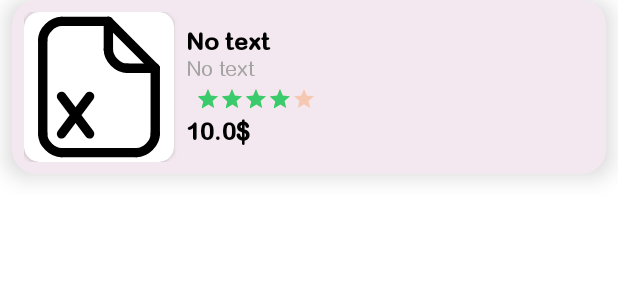
After one commit to Mingaleev-D/Store, an Android app: the layout top_product_item.xml on its own in the app's theme, with its tools: preview values and no code run, on a phone screen of 412 x 824 dp. The commit adds this screen. Shown: the top 300 px of the screen. Run offline under Robolectric (Android 15) with nearby library versions, the phone set to English and light mode, and no system bars.

Commit message:
верстка адаптера.добавления репозитория

```diff
--- a/app/build.gradle
+++ b/app/build.gradle
@@ -63,8 +63,14 @@ dependencies {
     def retrofitVersion = "2.9.0"
     implementation "com.squareup.retrofit2:retrofit:$retrofitVersion"
     implementation "com.squareup.retrofit2:converter-gson:$retrofitVersion"
+    implementation "com.squareup.retrofit2:adapter-rxjava:$retrofitVersion"
     // Glide
     def glideVersion = "4.13.0"
     implementation "com.github.bumptech.glide:glide:$glideVersion"
     kapt "com.github.bumptech.glide:compiler:$glideVersion"
+   // Swiperefreshlayout
+    implementation "androidx.swiperefreshlayout:swiperefreshlayout:1.1.0"
+    //RxJava
+    implementation 'io.reactivex.rxjava2:rxandroid:2.0.1'
+    implementation 'io.reactivex.rxjava2:rxjava:2.1.5'
 }
--- a/app/src/main/java/com/example/store/network/RetrofitInstance.kt
+++ b/app/src/main/java/com/example/store/network/RetrofitInstance.kt
@@ -2,6 +2,7 @@ package com.example.store.network
 
 import com.example.store.util.Constants
 import retrofit2.Retrofit
+import retrofit2.adapter.rxjava.RxJavaCallAdapterFactory
 import retrofit2.converter.gson.GsonConverterFactory
 import retrofit2.create
 
--- /dev/null
+++ b/app/src/main/res/layout/top_product_item.xml
@@ -0,0 +1,95 @@
+<?xml version="1.0" encoding="utf-8"?>
+<FrameLayout xmlns:android="http://schemas.android.com/apk/res/android"
+  xmlns:app="http://schemas.android.com/apk/res-auto"
+  android:layout_width="match_parent"
+  android:layout_height="wrap_content">
+
+   <androidx.cardview.widget.CardView
+     android:layout_width="match_parent"
+     android:layout_height="wrap_content"
+     android:layout_marginLeft="8dp"
+     android:layout_marginTop="0dp"
+     android:layout_marginRight="8dp"
+     android:layout_marginBottom="14dp"
+     app:cardBackgroundColor="@color/purple_100"
+     app:cardCornerRadius="16dp"
+     app:cardElevation="10dp"
+     app:contentPadding="8dp">
+
+      <LinearLayout
+        android:layout_width="match_parent"
+        android:layout_height="wrap_content"
+        android:gravity="center"
+        android:orientation="horizontal">
+
+         <androidx.cardview.widget.CardView
+           android:layout_width="100dp"
+           android:layout_height="100dp"
+           app:cardBackgroundColor="@color/white"
+           app:cardCornerRadius="10dp">
+
+            <androidx.appcompat.widget.AppCompatImageView
+              android:id="@+id/imgProduct"
+              android:layout_width="match_parent"
+              android:layout_height="match_parent"
+              android:scaleType="centerCrop"
+              android:src="@drawable/ic_error" />
+         </androidx.cardview.widget.CardView>
+
+         <LinearLayout
+           android:layout_width="0dp"
+           android:layout_height="wrap_content"
+           android:layout_margin="8dp"
+           android:layout_weight="1"
+           android:gravity="center"
+           android:orientation="vertical">
+
+            <com.google.android.material.textview.MaterialTextView
+              android:id="@+id/tv_products_name"
+              android:layout_width="match_parent"
+              android:layout_height="wrap_content"
+              android:ellipsize="end"
+              android:fontFamily="@font/arlrdbd"
+              android:maxLines="1"
+              android:text="@string/no_text"
+              android:textColor="@color/black"
+              android:textSize="16sp"
+              android:textStyle="bold" />
+
+            <com.google.android.material.textview.MaterialTextView
+              android:id="@+id/tv_product_category_name"
+              android:layout_width="match_parent"
+              android:layout_height="wrap_content"
+              android:fontFamily="@font/arial_rounded_mt_regular"
+              android:text="@string/no_text"
+              android:textColor="#a3a3a3"
+              android:textSize="14sp" />
+
+            <RatingBar
+              android:id="@+id/ratingBar"
+              style="@style/Widget.AppCompat.RatingBar.Small"
+              android:layout_width="wrap_content"
+              android:layout_height="match_parent"
+              android:layout_marginStart="-85dp"
+              android:layout_marginTop="4dp"
+              android:layout_marginBottom="4dp"
+              android:progressBackgroundTint="@color/orange"
+              android:rating="4" />
+
+            <com.google.android.material.textview.MaterialTextView
+              android:layout_width="match_parent"
+              android:layout_height="wrap_content"
+               android:id="@+id/tv_price"
+               android:textSize="16sp"
+               android:textStyle="bold"
+               android:textColor="@color/black"
+               android:fontFamily="@font/arlrdbd"
+               android:text="10.0$"/>
+
+         </LinearLayout>
+
+      </LinearLayout>
+
+   </androidx.cardview.widget.CardView>
+
+</FrameLayout>
--- a/app/src/main/res/values/colors.xml
+++ b/app/src/main/res/values/colors.xml
@@ -8,4 +8,5 @@
    <color name="teal_700">#154c28</color>
    <color name="black">#FF000000</color>
    <color name="white">#FFFFFFFF</color>
+   <color name="orange">#FF6D00</color>
 </resources>
--- a/settings.gradle
+++ b/settings.gradle
@@ -4,6 +4,7 @@ pluginManagement {
         google()
         mavenCentral()
         maven { url 'https://jitpack.io' }
+        maven { url "https://oss.jfrog.org/libs-snapshot" }
     }
 }
 dependencyResolutionManagement {
```
Also changed, not shown: app/src/main/java/com/example/store/network/repository/ShopRepository.kt (added, +94 -0 lines), app/src/main/java/com/example/store/ui/adapter/ProductAdapter.kt (added, +41 -0 lines), app/src/main/java/com/example/store/ui/screen/MainViewModel.kt (+14 -55 lines), app/src/main/java/com/example/store/ui/screen/home/HomeFragment.kt (+16 -0 lines), app/src/main/res/layout/fragment_home.xml (+19 -1 lines).
